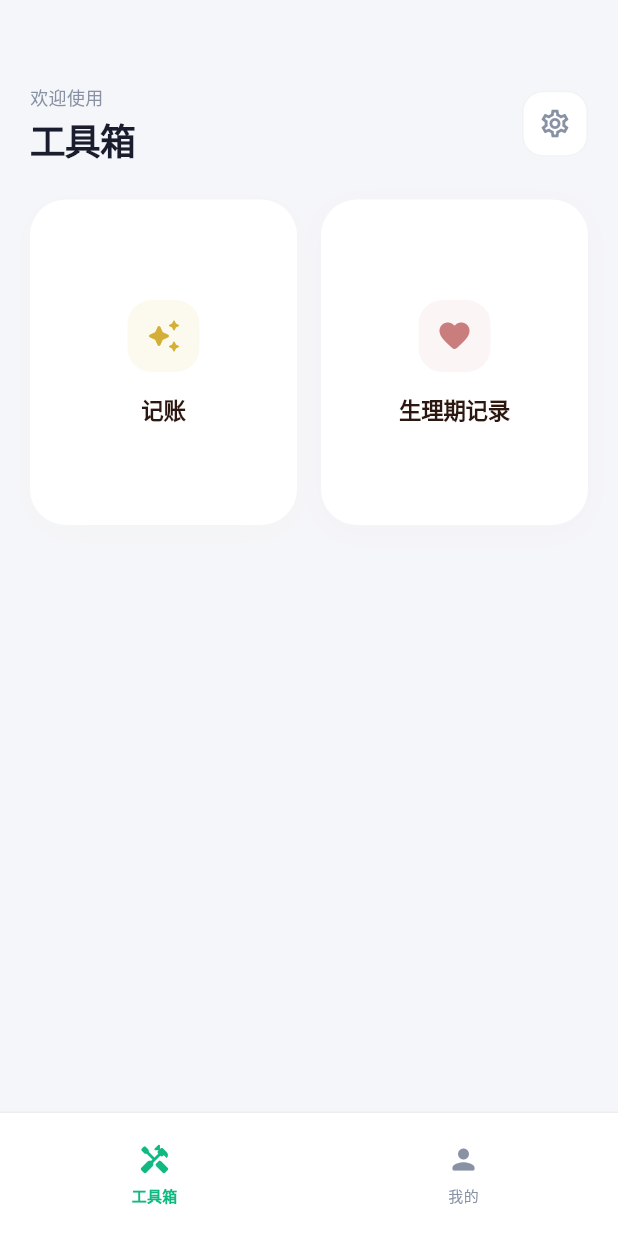
After one commit to yudidayeye/assistance, a Flutter app: the screen it shows after launch, on a phone screen of 412 x 824 dp. The commit adds this screen. Run offline on Flutter 3.47's test engine with Material 3 defaults, Android fonts, the phone set to English and light mode, and no system bars; our stand-ins replace fl_chart, go_router, google_fonts, sqflite_common_ffi; accounts and stored records are empty.

Commit message:
feat: 统一底部导航tab切换，我的页面去掉返回按钮
- 新增 MainShellPage 作为根容器，管理工具箱/我的两个 tab
- ProfilePage 改名为 ProfilePageContent，去掉返回按钮
- HomePage 底部导航改为使用 MainShellPage 的 IndexedStack
- 路由修改：'/' 指向 MainShellPage，移除单独 /profile 路由
- 底部导航 tab 切换使用 setState 而非 push，避免页面栈堆积

```diff
--- /dev/null
+++ b/lib/pages/main_shell_page.dart
@@ -0,0 +1,126 @@
+import 'package:flutter/material.dart';
+import 'package:google_fonts/google_fonts.dart';
+import 'package:go_router/go_router.dart';
+import '../core/module_system/module_registry.dart';
+import '../core/settings/settings_service.dart';
+import '../shared/widgets/featured_card.dart';
+import '../shared/widgets/toolbox_bottom_nav.dart';
+import 'profile_page.dart';
+
+/// 主页面容器 — 管理工具箱和我的两个 tab
+class MainShellPage extends StatefulWidget {
+  const MainShellPage({super.key});
+
+  @override
+  State<MainShellPage> createState() => _MainShellPageState();
+}
+
+class _MainShellPageState extends State<MainShellPage> {
+  int _currentIndex = 0;
+  final SettingsService _settings = SettingsService.instance;
+
+  @override
+  Widget build(BuildContext context) {
+    return Scaffold(
+      backgroundColor: const Color(0xFFf5f6fa),
+      body: IndexedStack(
+        index: _currentIndex,
+        children: [
+          // 工具箱页
+          _buildToolboxPage(),
+
+          // 我的页
+          const ProfilePageContent(),
+        ],
+      ),
+      bottomNavigationBar: ToolboxBottomNav(
+        selectedIndex: _currentIndex,
+        onTap: (index) {
+          if (index == _currentIndex) return;
+          setState(() => _currentIndex = index);
+        },
+      ),
+    );
+  }
+
+  Widget _buildToolboxPage() {
+    final enabledModules = ModuleRegistry.instance.getEnabledModules(_settings);
+
+    return Column(
+      children: [
+        // 头部区域
+        Padding(
+          padding: const EdgeInsets.fromLTRB(20, 56, 20, 16),
+          child: Row(
+            children: [
+              // 左侧标题
+              Expanded(
+                child: Column(
+                  crossAxisAlignment: CrossAxisAlignment.start,
+                  children: [
+                    Text(
+                      '欢迎使用',
+                      style: TextStyle(
+                        fontFamily: GoogleFonts.dmSans().fontFamily,
+                        fontSize: 12,
+                        fontWeight: FontWeight.w500,
+                        color: const Color(0xFF8892a4),
+                      ),
+                    ),
+                    const SizedBox(height: 4),
+                    Text(
+                      '工具箱',
+                      style: TextStyle(
+                        fontFamily: GoogleFonts.robotoSlab().fontFamily,
+                        fontSize: 24,
+                        fontWeight: FontWeight.w700,
+                        color: const Color(0xFF1a1d2e),
+                        height: 1.33,
+                        letterSpacing: -0.5,
+                      ),
+                    ),
+                  ],
+                ),
+              ),
+
+              // 右侧设置按钮
+              GestureDetector(
+                onTap: () => context.push('/settings'),
+                child: Container(
+                  width: 44,
+                  height: 44,
+                  decoration: BoxDecoration(
+                    color: Colors.white,
+                    borderRadius: BorderRadius.circular(14),
+                    border: Border.all(
+                      color: const Color(0xFF8892a4).withAlpha(30),
+                    ),
+                  ),
+                  child: const Icon(
+                    Icons.settings_outlined,
+                    color: Color(0xFF8892a4),
+                    size: 22,
+                  ),
+                ),
+              ),
+            ],
+          ),
+        ),
+
+        // 两列特色功能卡片
+        Expanded(
+          child: GridView.count(
+            padding: const EdgeInsets.fromLTRB(20, 8, 20, 0),
+            crossAxisCount: 2,
+            mainAxisSpacing: 16,
+            crossAxisSpacing: 16,
+            childAspectRatio: 0.82,
+            children: enabledModules
+                .map((module) => FeaturedCard(module: module))
+                .toList(),
+          ),
+        ),
+      ],
+    );
+  }
+}
```
Also changed, not shown: lib/core/routing/app_router.dart (+2 -7 lines), lib/pages/profile_page.dart (+18 -48 lines).
